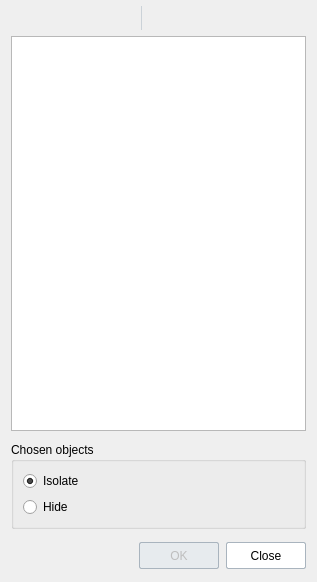
Old version of the form ModelFilterPlugin/Resources/ui/MainDialog.ui in the repository RengaSoftware/ModelFilter.
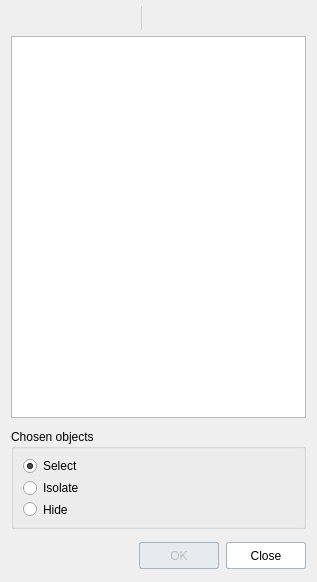
New version of the form. Icons and pictures are not drawn.

```diff
--- a/ModelFilterPlugin/Resources/ui/MainDialog.ui
+++ b/ModelFilterPlugin/Resources/ui/MainDialog.ui
@@ -665,16 +665,23 @@
       <bool>false</bool>
      </property>
      <layout class="QVBoxLayout" name="verticalLayout_2">
-      <property name="topMargin">
-       <number>9</number>
-      </property>
+      <item>
+       <widget class="QRadioButton" name="selectRadioButton">
+        <property name="text">
+         <string>Select</string>
+        </property>
+        <property name="checked">
+         <bool>true</bool>
+        </property>
+       </widget>
+      </item>
       <item>
        <widget class="QRadioButton" name="isolateRadioButton">
         <property name="text">
          <string>Isolate</string>
         </property>
         <property name="checked">
-         <bool>true</bool>
+         <bool>false</bool>
         </property>
        </widget>
       </item>
```
